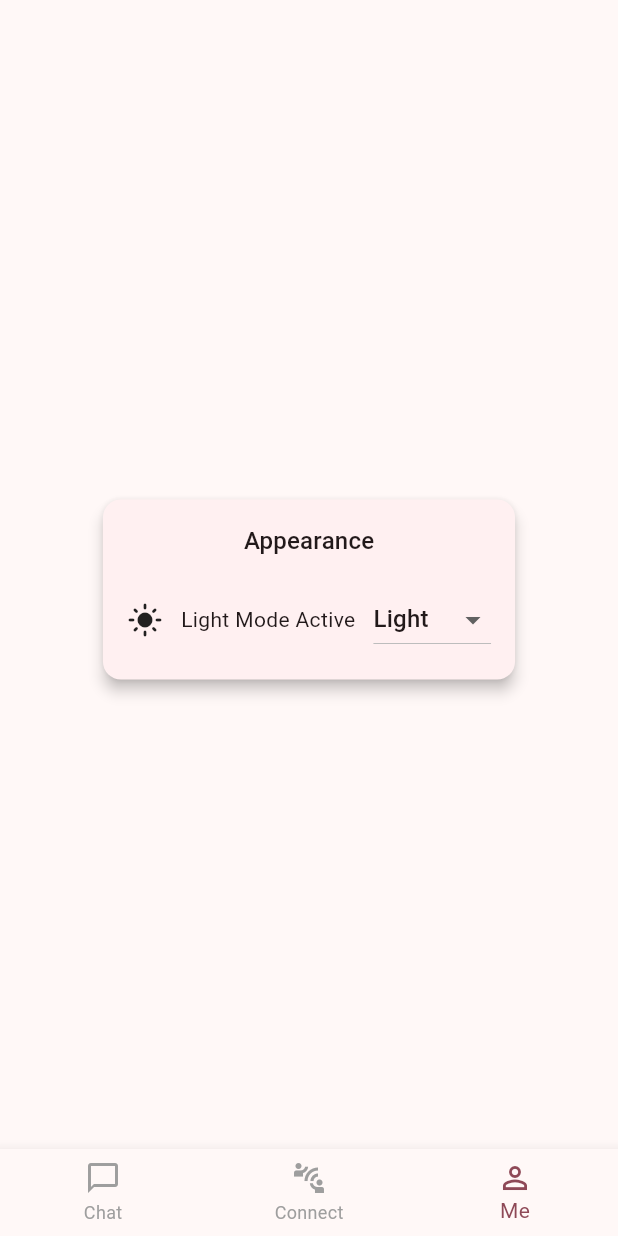
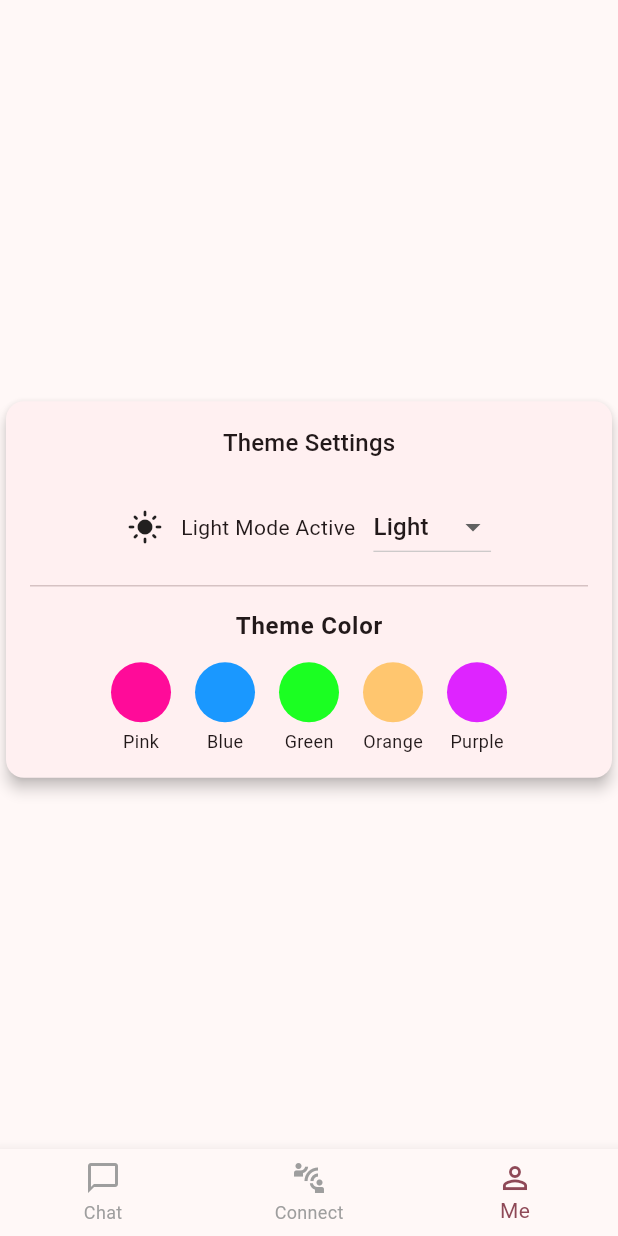
Before and after one commit to MaximeLeBesnerais/Lovy, a Flutter app: the screen it shows after launch, item 3 of the bottom bar chosen, on a phone screen of 412 x 824 dp. Run offline on Flutter 3.47's test engine with Material 3 defaults, Android fonts, the light colour scheme and no system bars.

Commit message:
Enhance theme management: add theme color selection to HomeScreen and ProfileScreen

```diff
--- a/lib/home_screen.dart
+++ b/lib/home_screen.dart
@@ -4,9 +4,16 @@ import 'screens/connect_screen.dart';
 import 'screens/profile_screen.dart';
 
 class HomeScreen extends StatefulWidget {
-  final Function(ThemeMode) setTheme; // system, light, dark
+  final Function(ThemeMode) setTheme;
+  final Function(Color) setThemeColor;
+  final Color currentThemeColor;
 
-  const HomeScreen({super.key, required this.setTheme});
+  const HomeScreen({
+    super.key,
+    required this.setTheme,
+    required this.setThemeColor,
+    required this.currentThemeColor,
+  });
 
   @override
   State<HomeScreen> createState() => _HomeScreenState();
@@ -22,7 +29,11 @@ class _HomeScreenState extends State<HomeScreen> {
       case 1:
         return const ConnectScreen();
       case 2:
-        return ProfileScreen(setTheme: widget.setTheme);
+        return ProfileScreen(
+          setTheme: widget.setTheme,
+          setThemeColor: widget.setThemeColor,
+          currentThemeColor: widget.currentThemeColor,
+        );
       default:
         return const ChatScreen();
     }
@@ -43,10 +54,7 @@ class _HomeScreenState extends State<HomeScreen> {
       icon: Icon(Icons.connect_without_contact_outlined),
       label: 'Connect',
     ),
-    BottomNavigationBarItem(
-      icon: Icon(Icons.person_outline),
-      label: 'Me',
-    ),
+    BottomNavigationBarItem(icon: Icon(Icons.person_outline), label: 'Me'),
   ];
 
   @override
--- a/lib/main.dart
+++ b/lib/main.dart
@@ -14,6 +14,7 @@ class MyApp extends StatefulWidget {
 
 class _MyAppState extends State<MyApp> {
   ThemeMode _themeMode = ThemeMode.system;
+  Color _themeColor = Colors.pink;
 
   void setThemeMode(ThemeMode mode) {
     setState(() {
@@ -21,6 +22,11 @@ class _MyAppState extends State<MyApp> {
     });
   }
 
+  void setThemeColor(Color color) {
+    setState(() {
+      _themeColor = color;
+    });
+  }
 
   @override
   Widget build(BuildContext context) {
@@ -30,7 +36,7 @@ class _MyAppState extends State<MyApp> {
       theme: ThemeData(
         brightness: Brightness.light,
         colorScheme: ColorScheme.fromSeed(
-          seedColor: Colors.pink,
+          seedColor: _themeColor,
           brightness: Brightness.light,
         ),
         useMaterial3: true,
@@ -41,7 +47,7 @@ class _MyAppState extends State<MyApp> {
       darkTheme: ThemeData(
         brightness: Brightness.dark,
         colorScheme: ColorScheme.fromSeed(
-          seedColor: Colors.pink,
+          seedColor: _themeColor,
           brightness: Brightness.dark,
         ),
         useMaterial3: true,
@@ -49,7 +55,11 @@ class _MyAppState extends State<MyApp> {
           centerTitle: true,
         ),
       ),
-      home: HomeScreen(setTheme: setThemeMode),
+      home: HomeScreen(
+        setTheme: setThemeMode,
+        setThemeColor: setThemeColor,
+        currentThemeColor: _themeColor,
+      ),
     );
   }
 }
--- a/lib/screens/profile_screen.dart
+++ b/lib/screens/profile_screen.dart
@@ -1,9 +1,16 @@
 import 'package:flutter/material.dart';
 
 class ProfileScreen extends StatelessWidget {
-  final Function(ThemeMode) setTheme; // system, light, dark
+  final Function(ThemeMode) setTheme;
+  final Function(Color) setThemeColor;
+  final Color currentThemeColor;
 
-  const ProfileScreen({super.key, required this.setTheme});
+  const ProfileScreen({
+    super.key,
+    required this.setTheme,
+    required this.setThemeColor,
+    required this.currentThemeColor,
+  });
 
   @override
   Widget build(BuildContext context) {
@@ -12,6 +19,7 @@ class ProfileScreen extends StatelessWidget {
         mainAxisAlignment: MainAxisAlignment.center,
         children: [
           const SizedBox(height: 20),
+          // Combined Theme card
           Card(
             elevation: 4,
             child: Padding(
@@ -20,10 +28,12 @@ class ProfileScreen extends StatelessWidget {
                 mainAxisSize: MainAxisSize.min,
                 children: [
                   Text(
-                    'Appearance',
+                    'Theme Settings',
                     style: Theme.of(context).textTheme.titleMedium,
                   ),
-                  const SizedBox(height: 16),
+                  const SizedBox(height: 20),
+
+                  // Theme mode section
                   Row(
                     mainAxisSize: MainAxisSize.min,
                     children: [
@@ -41,9 +51,10 @@ class ProfileScreen extends StatelessWidget {
                       ),
                       const SizedBox(width: 12),
                       DropdownButton<ThemeMode>(
-                        value: Theme.of(context).brightness == Brightness.dark
-                            ? ThemeMode.dark
-                            : ThemeMode.light,
+                        value:
+                            Theme.of(context).brightness == Brightness.dark
+                                ? ThemeMode.dark
+                                : ThemeMode.light,
                         onChanged: (ThemeMode? newThemeMode) {
                           if (newThemeMode != null) {
                             setTheme(newThemeMode);
@@ -66,6 +77,27 @@ class ProfileScreen extends StatelessWidget {
                       ),
                     ],
                   ),
+
+                  const Divider(height: 30),
+
+                  // Theme color section
+                  Text(
+                    'Theme Color',
+                    style: Theme.of(context).textTheme.bodyLarge?.copyWith(
+                      fontWeight: FontWeight.bold,
+                    ),
+                  ),
+                  const SizedBox(height: 12),
+                  Row(
+                    mainAxisAlignment: MainAxisAlignment.center,
+                    children: [
+                      _buildColorOption(context, const Color.fromARGB(255, 255, 11, 153), 'Pink'),
+                      _buildColorOption(context, const Color.fromARGB(255, 26, 152, 255), 'Blue'),
+                      _buildColorOption(context, const Color.fromARGB(255, 27, 255, 34), 'Green'),
+                      _buildColorOption(context, const Color.fromARGB(255, 255, 198, 111), 'Orange'),
+                      _buildColorOption(context, const Color.fromARGB(255, 222, 36, 255), 'Purple'),
+                    ],
+                  ),
                 ],
               ),
             ),
@@ -74,4 +106,49 @@ class ProfileScreen extends StatelessWidget {
       ),
     );
   }
+
+  Widget _buildColorOption(BuildContext context, Color color, String label) {
+    final isSelected = currentThemeColor == color;
+
+    return Padding(
+      padding: const EdgeInsets.symmetric(horizontal: 8.0),
+      child: Column(
+        children: [
+          InkWell(
+            onTap: () => setThemeColor(color),
+            child: Container(
+              width: 40,
+              height: 40,
+              decoration: BoxDecoration(
+                color: color,
+                shape: BoxShape.circle,
+                border: Border.all(
+                  color: isSelected ? Colors.white : Colors.transparent,
+                  width: 3,
+                ),
+                boxShadow:
+                    isSelected
+                        ? [
+                          BoxShadow(
+                            color: Colors.black.withAlpha(77),
+                            blurRadius: 5,
+                            spreadRadius: 1,
+                          ),
+                        ]
+                        : null,
+              ),
+            ),
+          ),
+          const SizedBox(height: 4),
+          Text(
+            label,
+            style: TextStyle(
+              fontSize: 12,
+              fontWeight: isSelected ? FontWeight.bold : FontWeight.normal,
+            ),
+          ),
+        ],
+      ),
+    );
+  }
 }
```
